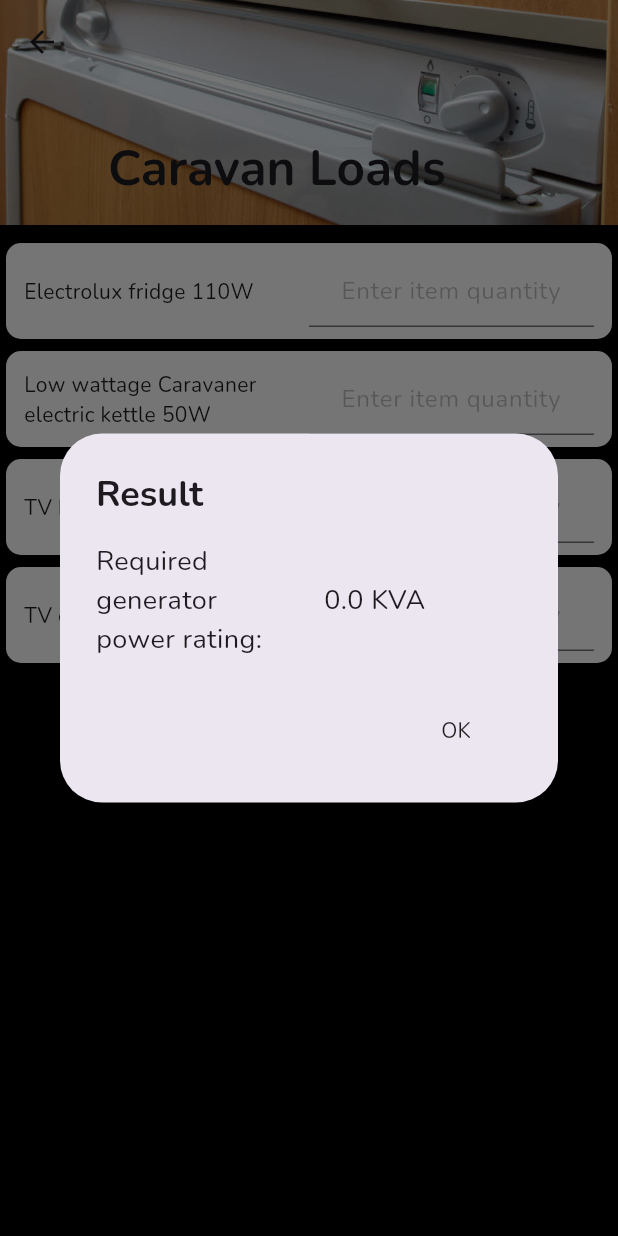
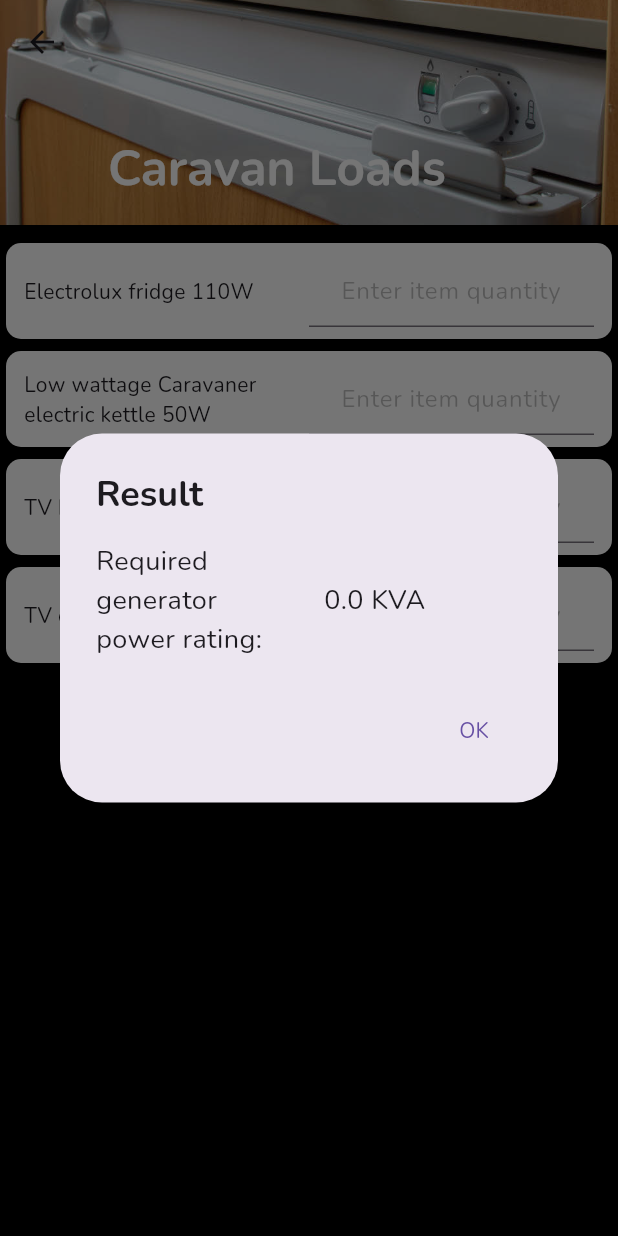
Before and after one commit to AbassLanre/Dart_Power_Calculator, a Flutter app: the ScreenPage screen opened directly, after a tap on "Calculate", on a phone screen of 412 x 824 dp. Run offline on Flutter 3.47's test engine with Material 3 defaults, Android fonts, the phone set to English and light mode, and no system bars; our stand-ins replace animated_splash_screen.

Commit message:
Google play wahala

```diff
--- a/lib/main.dart
+++ b/lib/main.dart
@@ -16,7 +16,7 @@ void main() {
       duration: 200,
       splashIconSize: 300.0,
       splash: 'images/logo.jpg',
-      nextScreen: HomePage(),
+      nextScreen: const HomePage(),
       splashTransition: SplashTransition.slideTransition,
     ) ,
 
--- a/lib/model/constants.dart
+++ b/lib/model/constants.dart
@@ -6,14 +6,16 @@ import 'package:power_calc/utilities/rounded_button.dart';
 import 'package:power_calc/utilities/style_constants.dart';
 
 class ScreenPage extends StatefulWidget {
-  ScreenPage(
-      {this.heroTag,
-      this.imageName,
-      this.loadName,
-      this.power,
-      this.sliverName,
-      this.gadget,
-      this.position});
+  const ScreenPage({
+    super.key,
+    required this.heroTag,
+    required this.imageName,
+    required this.loadName,
+    required this.power,
+    required this.sliverName,
+    required this.gadget,
+    required this.position,
+  });
 
   final String loadName;
   final String power;
@@ -24,13 +26,13 @@ class ScreenPage extends StatefulWidget {
   final int position;
 
   @override
-  _ScreenPageState createState() => _ScreenPageState();
+  State<ScreenPage> createState() => _ScreenPageState();
 }
 
 class _ScreenPageState extends State<ScreenPage> {
   bool showSpinner = false;
 
-  Future<String> theData;
+  late Future<String> theData;
 
   Future<String> _checkData() async {
     return await DefaultAssetBundle.of(context)
@@ -46,7 +48,7 @@ class _ScreenPageState extends State<ScreenPage> {
 
   @override
   Widget build(BuildContext context) {
-    List<TextEditingController> textEditingController = List();
+    List<TextEditingController> textEditingController = <TextEditingController>[];
 
     //
     // List<String> controllerValues=List();
@@ -60,7 +62,9 @@ class _ScreenPageState extends State<ScreenPage> {
         future: theData,
         builder: (context, snapshot) {
           List newData = json.decode(snapshot.data.toString());
-          Widget domesticListSliver;
+          Widget domesticListSliver = const SliverToBoxAdapter(
+            child: Center(child: CircularProgressIndicator()),
+          );
           Widget sliverButton = SliverFillRemaining(
             hasScrollBody: false,
             child: Wrap(
@@ -77,8 +81,7 @@ class _ScreenPageState extends State<ScreenPage> {
                                       [widget.power]
                                   .length;
                           i++) {
-                        if (textEditingController[i].text == null ||
-                            textEditingController[i].text.isEmpty) {
+                        if (textEditingController[i].text.isEmpty) {
                           textEditingController[i].text = 0.toString();
                         } else {
                           additionResult = additionResult +
@@ -103,7 +106,7 @@ class _ScreenPageState extends State<ScreenPage> {
               ],
             ),
           );
-          if (snapshot.hasData && newData != null) {
+          if (snapshot.hasData) {
             value=0.0;
             print('hasData');
             domesticListSliver = SliverList(
@@ -160,7 +163,7 @@ class _ScreenPageState extends State<ScreenPage> {
                     childCount: newData[widget.position][widget.loadName][0]
                             [widget.gadget]
                         .length));
-          } else if (snapshot.hasError || newData == null) {
+          } else {
             value=1.0;
             print('NoData');
             domesticListSliver = SliverList(
@@ -176,11 +179,10 @@ class _ScreenPageState extends State<ScreenPage> {
               }),
             );
           }
-          return Container(
-            child: CupertinoPageScaffold(
+          return CupertinoPageScaffold(
               backgroundColor: Colors.black,
               child: CustomScrollView(
-                physics: BouncingScrollPhysics(),
+                physics: const BouncingScrollPhysics(),
                 slivers: [
                   SliverAppBar(
                     backgroundColor: Colors.black,
@@ -192,6 +194,7 @@ class _ScreenPageState extends State<ScreenPage> {
                       title: Text(widget.sliverName,style: TextStyle(
                         fontFamily: 'Nunito',
                         fontWeight: FontWeight.w700,
+                        color: Colors.white
                       ),),
                       background: Hero(
                         tag: widget.heroTag,
@@ -202,7 +205,7 @@ class _ScreenPageState extends State<ScreenPage> {
                       ),
                     ),
                   ),
-                  SliverToBoxAdapter(
+                  const SliverToBoxAdapter(
                     child: SizedBox(
                       height: 8.0,
                     ),
@@ -211,8 +214,7 @@ class _ScreenPageState extends State<ScreenPage> {
                   sliverButton,
                 ],
               ),
-            ),
-          );
+            );
         });
   }
 }
@@ -223,12 +225,11 @@ void alertBox(BuildContext context, String multiplicationResult) {
       fontFamily: 'Nunito',
       fontWeight: FontWeight.w700,
     ),),
-    content: Container(
-      child: Row(
+    content: Row(
         children: [
           Flexible(child: Text('Required generator power rating: ',
             style: kAlertDialogBox,)),
-          SizedBox(
+          const SizedBox(
             width: 20.0,
           ),
           Flexible(child: Text(
@@ -237,10 +238,10 @@ void alertBox(BuildContext context, String multiplicationResult) {
           ),
         ],
       ),
-    ),
     actions: <Widget>[
-      FlatButton(
-          onPressed: () => Navigator.of(context).pop(), child: Text("OK"))
+      TextButton(
+          onPressed: () => Navigator.of(context).pop(),
+          child: const Text("OK"))
     ],
   );
   showDialog(
--- a/lib/screen/caravan_page.dart
+++ b/lib/screen/caravan_page.dart
@@ -2,6 +2,8 @@ import 'package:flutter/material.dart';
 import 'package:power_calc/model/constants.dart';
 
 class CaravanPage extends StatefulWidget {
+  const CaravanPage({super.key});
+
   @override
   _CaravanPageState createState() => _CaravanPageState();
 }
--- a/lib/screen/domestic_page.dart
+++ b/lib/screen/domestic_page.dart
@@ -3,6 +3,8 @@ import 'package:flutter/material.dart';
 import 'package:power_calc/model/constants.dart';
 
 class DomesticPage extends StatefulWidget {
+  const DomesticPage({super.key});
+
   @override
   _DomesticPageState createState() => _DomesticPageState();
 }
--- a/lib/screen/garage_page.dart
+++ b/lib/screen/garage_page.dart
@@ -2,6 +2,8 @@ import 'package:flutter/material.dart';
 import 'package:power_calc/model/constants.dart';
 
 class GardenPage extends StatefulWidget {
+  const GardenPage({super.key});
+
   @override
   _GardenPageState createState() => _GardenPageState();
 }
--- a/lib/screen/industry_page.dart
+++ b/lib/screen/industry_page.dart
@@ -2,6 +2,8 @@ import 'package:flutter/material.dart';
 import 'package:power_calc/model/constants.dart';
 
 class IndustryPage extends StatefulWidget {
+  const IndustryPage({super.key});
+
   @override
   _IndustryPageState createState() => _IndustryPageState();
 }
--- a/lib/utilities/rounded_button.dart
+++ b/lib/utilities/rounded_button.dart
@@ -1,26 +1,31 @@
 import 'package:flutter/material.dart';
 
 class CustomRoundButton extends StatelessWidget {
-  CustomRoundButton({this.color, this.buttonName, @required this.onPressed});
+  const CustomRoundButton({
+    super.key,
+    required this.color,
+    required this.buttonName,
+    required this.onPressed,
+  });
 
   final Color color;
   final String buttonName;
-  final Function onPressed;
+  final VoidCallback onPressed;
   @override
   Widget build(BuildContext context) {
     return Padding(
-      padding: EdgeInsets.symmetric(vertical: 16.0),
+      padding: const EdgeInsets.symmetric(vertical: 16.0),
       child: Material(
         color: color,
         borderRadius: BorderRadius.circular(30.0),
         elevation: 5.0,
         child: MaterialButton(
-          onPressed:onPressed,
+          onPressed: onPressed,
           minWidth: 100.0,
           height: 42.0,
           child: Text(
             buttonName,
-            style: TextStyle(
+            style: const TextStyle(
               fontSize: 18.0,
               fontFamily: 'Nunito',
               fontWeight: FontWeight.w700,
```
Also changed, not shown: lib/screen/home_page.dart (+16 -15 lines), lib/screen/splash_screen.dart (+9 -7 lines), lib/utilities/reusable_box.dart (+9 -4 lines), pubspec.yaml (+7 -11 lines), pubspec.lock, 9 other files.
